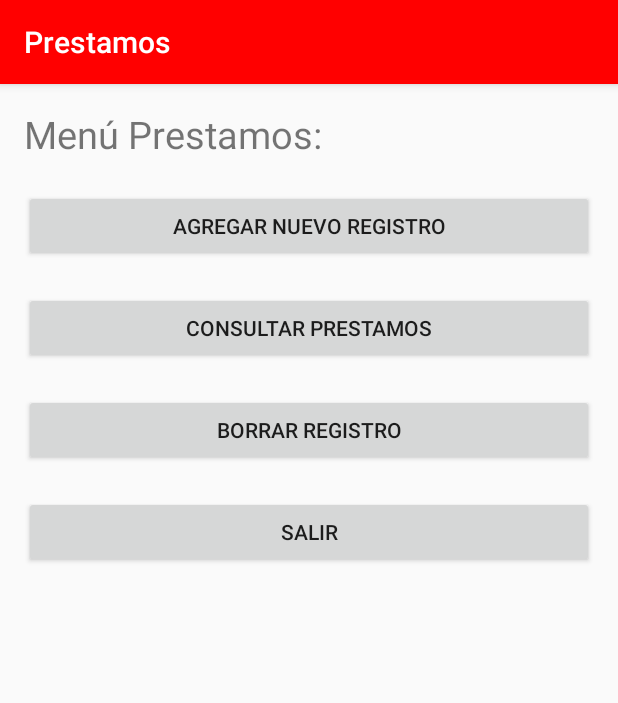
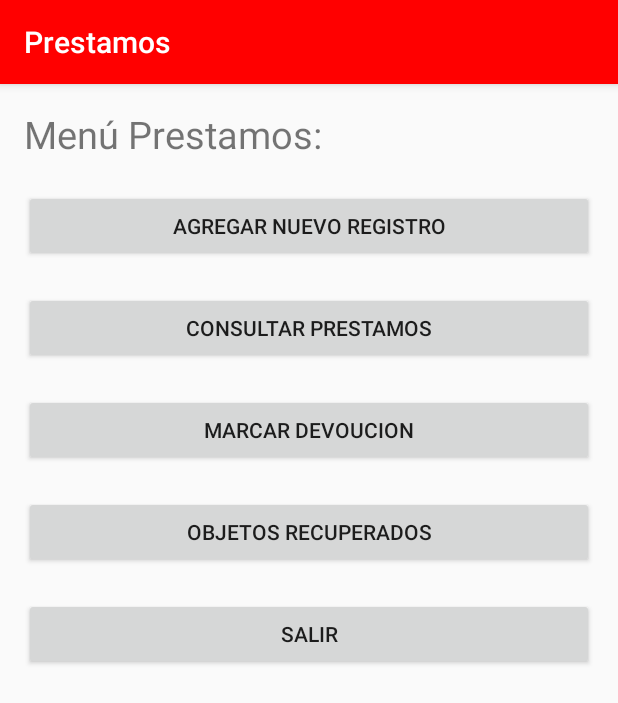
Before and after one commit to yairnavita/PrestamosTap, an Android app: the screen it shows after launch (MenuActivity), on a phone screen of 412 x 824 dp. Shown: the top 703 px of the screen. Run offline under Robolectric (Android 15) with nearby library versions, the light colour scheme and no system bars.

Commit message:
Cambios en interfaz, añadidos botones

```diff
--- a/app/src/main/AndroidManifest.xml
+++ b/app/src/main/AndroidManifest.xml
@@ -18,6 +18,7 @@
         <activity android:name=".AgregarActivity"></activity>
         <activity android:name=".ConsultaActivity"></activity>
         <activity android:name=".EliminarActivity"></activity>
+        <activity android:name=".PrestamosPendientes"></activity>
     </application>
 
 </manifest>
--- a/app/src/main/java/com/example/yairnavita/prestamos/AgregarActivity.java
+++ b/app/src/main/java/com/example/yairnavita/prestamos/AgregarActivity.java
@@ -97,6 +97,7 @@ public class AgregarActivity extends Activity implements View.OnClickListener {
                 nuevoregistro.put("FechaP",fechap);
                 nuevoregistro.put("FechaD",fechad);
                 nuevoregistro.put("Descripcion",descrip);
+                nuevoregistro.put("devuelto",0);
                 long i = bd.insert("Registros", null, nuevoregistro);
                 if(i>0){
                     Toast.makeText(this, "Prestamo Registrado",Toast.LENGTH_SHORT).show();
--- a/app/src/main/java/com/example/yairnavita/prestamos/BDDPrestamos.java
+++ b/app/src/main/java/com/example/yairnavita/prestamos/BDDPrestamos.java
@@ -9,7 +9,7 @@ import android.database.sqlite.SQLiteOpenHelper;
  * Created by YairNavita on 25/05/16.
  */
 public class BDDPrestamos extends SQLiteOpenHelper{
-    String tabla="CREATE TABLE Registros(Id INTEGER PRIMARY KEY AUTOINCREMENT,Nombre Text,Cantidad Text,PersonaPrestamo Text,Telefono Text,FechaP Text,FechaD Text,Descripcion Text)";
+    String tabla="CREATE TABLE Registros(Id INTEGER PRIMARY KEY AUTOINCREMENT,Nombre Text,Cantidad Text,PersonaPrestamo Text,Telefono Text,FechaP Text,FechaD Text,Descripcion Text,devuelto int)";
     public BDDPrestamos(Context context, String name, SQLiteDatabase.CursorFactory factory, int version) {
         super(context, name, factory, version);
     }
--- a/app/src/main/java/com/example/yairnavita/prestamos/ConsultaActivity.java
+++ b/app/src/main/java/com/example/yairnavita/prestamos/ConsultaActivity.java
@@ -22,7 +22,7 @@ public class ConsultaActivity extends Activity  {
         SQLiteDatabase bd = prestamo.getWritableDatabase();
 
         if(bd!=null){
-            Cursor c=bd.rawQuery("Select * From Registros",null);
+            Cursor c=bd.rawQuery("Select * From Registros where devuelto=0",null);
             int cantidad = c.getCount();
             int i=0;
             arreglo = new String[cantidad];
--- a/app/src/main/res/layout/consulta.xml
+++ b/app/src/main/res/layout/consultarec.xml
@@ -18,7 +18,7 @@
             <TextView
                 android:layout_width="match_parent"
                 android:layout_height="match_parent"
-                android:text="Prestamos Realizados"
+                android:text="Prestamos Recuperados"
                 android:textAlignment="center"
                 android:textColor="#FFFFFF"
                 android:background="#000000"
--- a/app/src/main/res/layout/menu.xml
+++ b/app/src/main/res/layout/menu.xml
@@ -40,7 +40,7 @@
     <Button
         android:layout_width="match_parent"
         android:layout_height="wrap_content"
-        android:text="BORRAR REGISTRO"
+        android:text="MARCAR DEVOUCION"
         android:id="@+id/botonborrar"
         android:layout_centerVertical="true"
         android:layout_below="@id/buttonconsulta"
@@ -52,9 +52,17 @@
         android:layout_height="wrap_content"
         android:text="Salir"
         android:onClick="salir"
-        android:layout_below="@+id/botonborrar"
+        android:layout_below="@+id/pendientes"
         android:layout_alignParentLeft="true"
         android:layout_alignParentStart="true"
         android:layout_marginTop="20dp"/>
+    <Button
+        android:layout_width="match_parent"
+        android:layout_height="wrap_content"
+        android:text="OBJETOS RECUPERADOS"
+        android:onClick="prestamospendientes"
+        android:layout_marginTop="20dp"
+        android:id="@+id/pendientes"
+        android:layout_below="@id/botonborrar"/>
 
 </RelativeLayout>
```
Also changed, not shown: app/src/main/java/com/example/yairnavita/prestamos/EliminarActivity.java (+14 -22 lines), app/src/main/java/com/example/yairnavita/prestamos/MenuActivity.java (+9 -4 lines), app/src/main/java/com/example/yairnavita/prestamos/PrestamosPendientes.java (added, +45 -0 lines), app/src/main/java/com/example/yairnavita/prestamos/PrestamosRecuperados.java (deleted, +0 -65 lines).
